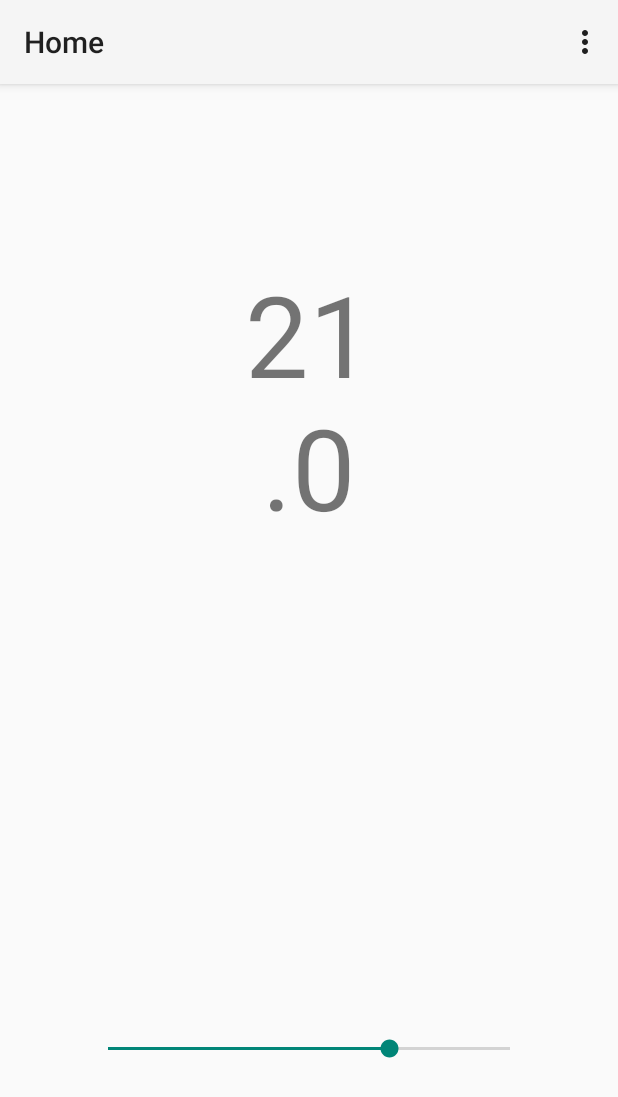
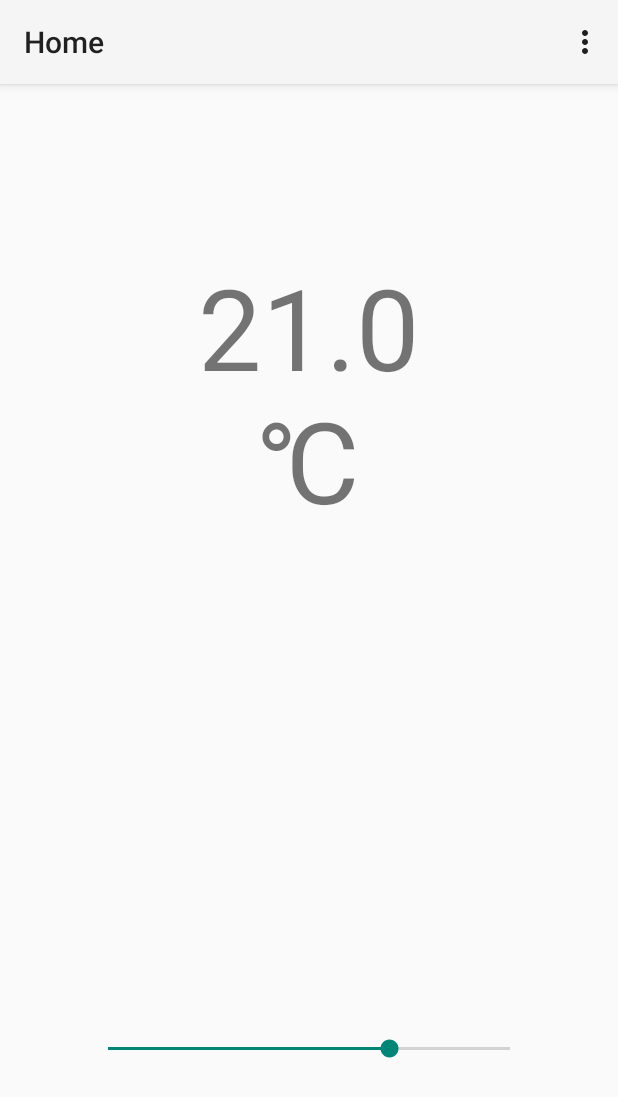
Before and after one commit to YorMeij/Thermostat, an Android app: the screen it shows after launch (Home), on a phone screen of 412 x 824 dp. Shown: the top 1097 px of the screen. Run offline under Robolectric (Android 15) with nearby library versions, the phone set to English and light mode, and no system bars; network calls fail.

Commit message:
Setting current temperature with seekbar
TODO:
Circle design,
Sticky seekbar,
Networking backend --> getting the temperatures set by the system

```diff
--- a/app/src/main/java/nl/tue/demothermostat/Home.java
+++ b/app/src/main/java/nl/tue/demothermostat/Home.java
@@ -7,6 +7,9 @@ import android.view.MenuItem;
 import android.widget.SeekBar;
 import android.widget.TextView;
 
+import org.thermostatapp.util.HeatingSystem;
+import org.thermostatapp.util.WeekProgram;
+
 
 public class Home extends Activity {
     SeekBar slider;
@@ -14,15 +17,36 @@ public class Home extends Activity {
     int displayTemp=210;
     double currentTemp = displayTemp/10.0;
 
+
     @Override
     protected void onCreate(Bundle savedInstanceState) {
         super.onCreate(savedInstanceState);
         setContentView(R.layout.activity_home);
 
+        // init adresses
+        HeatingSystem.BASE_ADDRESS = "http://wwwis.win.tue.nl/2id40-ws/26";
+        HeatingSystem.WEEK_PROGRAM_ADDRESS = HeatingSystem.BASE_ADDRESS + "/weekProgram";
+
+        // get temp
+        new Thread(new Runnable() {
+            @Override
+            public void run() {
+                try {
+                    System.out.println("BASE ADDRESS "+HeatingSystem.BASE_ADDRESS+"\n"+
+                            		"currentTemperature "+HeatingSystem.get("currentTemperature")
+                    );
+                    currentTemp= Double.parseDouble((HeatingSystem.get("currentTemperature")));
+                    displayTemp=(int)(10.0*currentTemp);
+                } catch (Exception e) {
+                    System.err.println("Error from getdata "+e);
+                }
+            }
+        }).start();
+
         //init the elements
         slider = (SeekBar)findViewById(R.id.seekBar2);
         display = (TextView)findViewById(R.id.DisplayTemp);
-        display.setText(String.valueOf(currentTemp));
+        display.setText(String.valueOf(currentTemp+ " \u2103"));
         slider.setProgress(displayTemp);
 
         // couple the slider to the display
@@ -30,7 +54,19 @@ public class Home extends Activity {
             @Override
             public void onProgressChanged(SeekBar slider, int progress, boolean fromUser) {
                 currentTemp = progress / 10.0;
-                display.setText(String.valueOf(currentTemp));
+                display.setText(String.valueOf(currentTemp+ " \u2103"));
+
+                new Thread(new Runnable() {
+                    @Override
+                    public void run() {
+                        try {
+							/* test*/
+                            HeatingSystem.put("currentTemperature", String.valueOf(currentTemp));
+                        } catch (Exception e) {
+                            System.err.println("Error from getdata "+e);
+                        }
+                    }
+                }).start();
             }
 
             @Override
--- a/app/src/main/res/layout/activity_home.xml
+++ b/app/src/main/res/layout/activity_home.xml
@@ -18,13 +18,12 @@
         android:layout_centerHorizontal="true" />
 
     <TextView
-        android:layout_width="100dp"
+        android:layout_width="200dp"
         android:layout_height="wrap_content"
         android:id="@+id/DisplayTemp"
-        android:layout_marginTop="100dp"
+        android:layout_marginTop="95dp"
         android:textSize="75dp"
         android:gravity="center"
-        android:layout_centerVertical="true"
         android:text="21"
         android:layout_alignParentTop="true"
         android:layout_centerHorizontal="true" />
```
